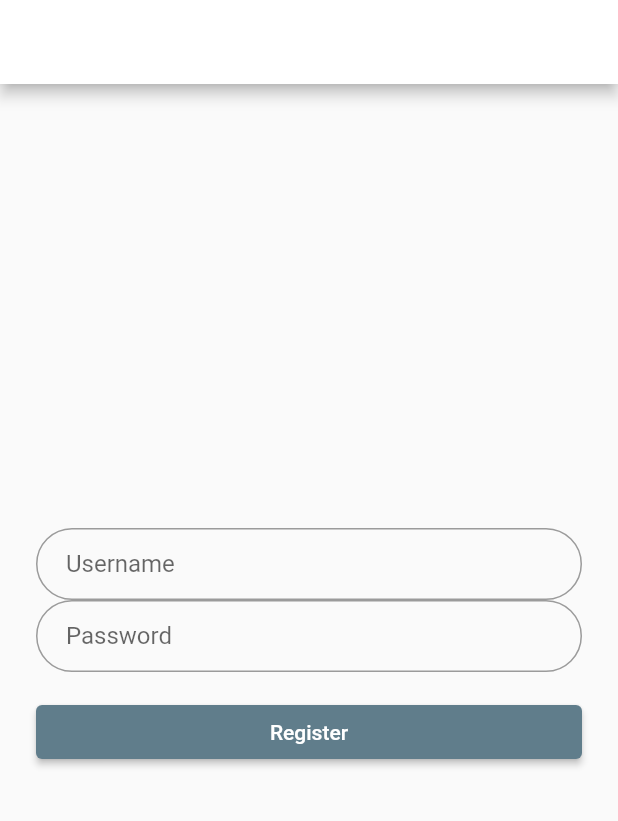
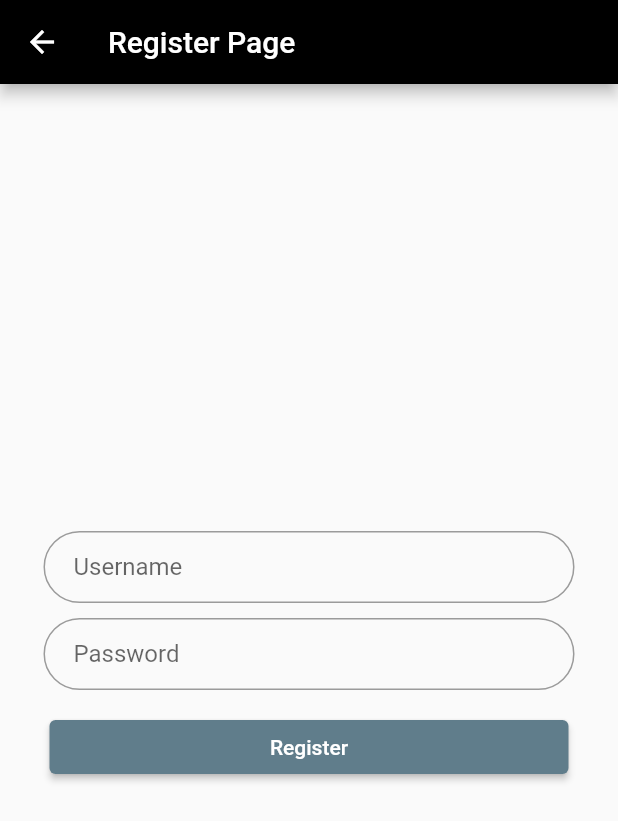
Before and after one commit to yusptar/uts-pemrograman-mobile, a Flutter app: the screen it shows after launch, after a tap on "Create an Account", on a phone screen of 412 x 824 dp. Shown: the top 821 px of the screen. Run offline on Flutter 3.47's test engine with Material 2 defaults, Android fonts, the phone set to English and light mode, and no system bars; our stand-ins replace sqflite; accounts and stored records are empty.

Commit message:
progress 5

```diff
--- a/lib/main.dart
+++ b/lib/main.dart
@@ -1,7 +1,7 @@
 //kode utama Aplikasi tampilan awal
 import 'package:flutter/material.dart';
-import 'package:uts/models/home.dart';
-import 'package:uts/models/loginpage.dart'; //package letak folder
+import 'package:uts/pages/home.dart';
+import 'package:uts/pages/loginpage.dart'; //package letak folder
 
 void main() => runApp(MyApp());
 
--- a/lib/models/entryform.dart
+++ b/lib/pages/entryform.dart
@@ -1,5 +1,5 @@
 import 'package:flutter/material.dart';
-import 'datarawatjalan.dart';
+import '../models/datarawatjalan.dart';
 
 class EntryForm extends StatefulWidget {
   final RawatJalan data;
--- a/lib/models/home.dart
+++ b/lib/pages/home.dart
@@ -3,8 +3,9 @@ import 'package:sqflite/sqflite.dart';
 import 'dart:async';
 import 'package:uts/dbhelper/dbhelper.dart';
 import 'entryform.dart';
-import 'datarawatjalan.dart';
-import 'login.dart'; //pendukung program asinkron
+import '../models/datarawatjalan.dart';
+import '../models/login.dart';
+import 'registerpage.dart'; //pendukung program asinkron
 
 class Home extends StatefulWidget {
   @override
--- a/lib/models/loginpage.dart
+++ b/lib/pages/loginpage.dart
@@ -1,10 +1,10 @@
 import 'package:flutter/material.dart';
 import 'package:uts/dbhelper/dbhelper.dart';
-import 'package:uts/models/home.dart';
+import 'package:uts/pages/home.dart';
 import 'package:uts/models/login.dart';
 import 'package:uts/models/loginResp.dart';
 import 'package:uts/main.dart';
-import 'package:uts/models/register.dart';
+import 'package:uts/pages/registerpage.dart';
 
 class LoginPage extends StatefulWidget {
   @override
@@ -98,12 +98,12 @@ class _LoginPageState extends State<LoginPage> implements LoginCallBack {
             Padding(
               padding: EdgeInsets.all(4),
               child: Material(
-                shadowColor: Colors.lightBlueAccent.shade100,
-                child: RaisedButton(
+                shadowColor: Colors.black87,
+                child: ElevatedButton(
                   onPressed: _submit,
                   child: Text(
                     'Log In',
-                    style: TextStyle(color: Colors.white),
+                    style: TextStyle(color: Colors.black),
                   ),
                 ),
               ),
--- a/lib/models/register.dart
+++ b/lib/pages/registerpage.dart
@@ -20,8 +20,8 @@ class RegisterPageState extends State<RegisterPage> {
   Widget build(BuildContext context) {
     return Scaffold(
       appBar: AppBar(
-        title: Text("Register Page"),
-        backgroundColor: Colors.white,
+        title: Text("Register Page", style: TextStyle(color: Colors.white)),
+        backgroundColor: Colors.black,
       ),
       body: Center(
         child: ListView(
@@ -29,6 +29,7 @@ class RegisterPageState extends State<RegisterPage> {
           padding: EdgeInsets.only(left: 24.0, right: 24.0),
           children: <Widget>[
             Container(
+              margin: EdgeInsets.all(5),
               child: TextFormField(
                 keyboardType: TextInputType.text,
                 autofocus: false,
@@ -42,6 +43,7 @@ class RegisterPageState extends State<RegisterPage> {
               ),
             ),
             Container(
+              margin: EdgeInsets.all(5),
               child: TextFormField(
                 autofocus: false,
                 controller: passwordController,
@@ -55,10 +57,11 @@ class RegisterPageState extends State<RegisterPage> {
               ),
             ),
             Container(
+              margin: EdgeInsets.all(5),
               child: Padding(
-                padding: EdgeInsets.symmetric(vertical: 16.0),
+                padding: EdgeInsets.all(4),
                 child: Material(
-                  shadowColor: Colors.lightBlueAccent.shade100,
+                  shadowColor: Colors.black54,
                   child: ElevatedButton(
                     onPressed: () {
                       if (login == null) {
```
